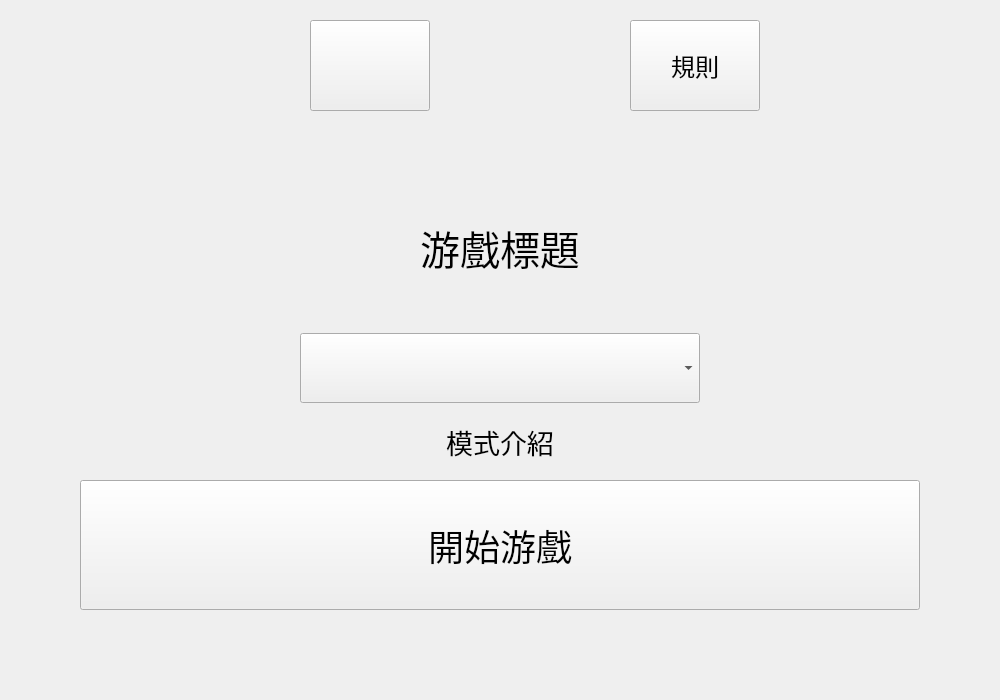
Qt form GAME/src/ui/introwidget.ui (hwc20896/ChineseProj_CMake) before a commit.
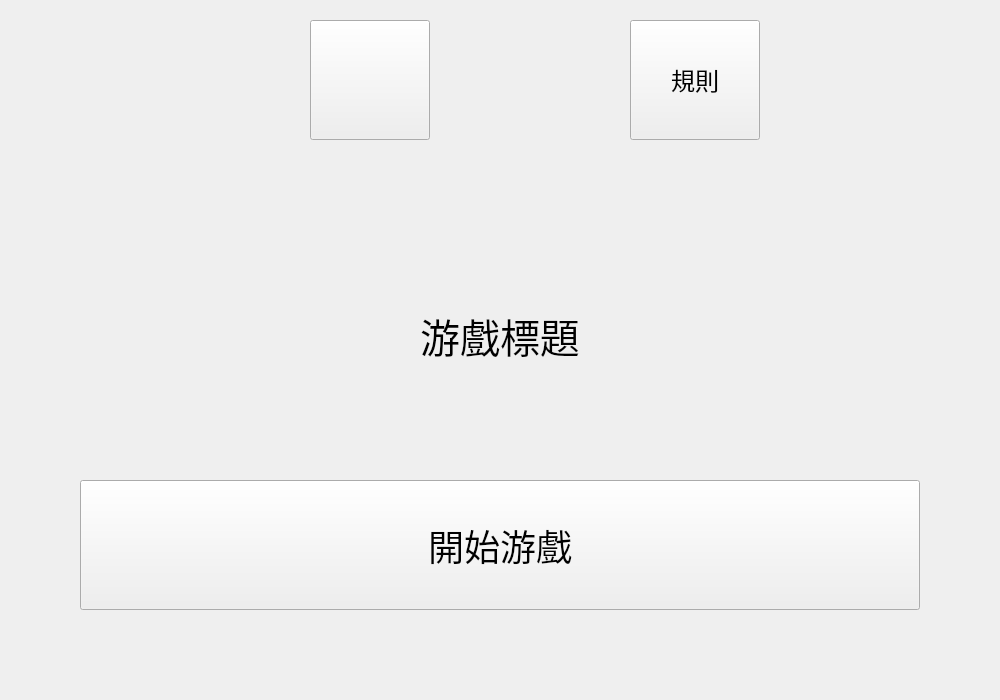
The same form after that commit.

Commit message: Combined Gamemode Chooser in intro and outro page for easier management

Diff of the .ui file:
```diff
--- a/GAME/src/ui/introwidget.ui
+++ b/GAME/src/ui/introwidget.ui
@@ -114,69 +114,6 @@
      </property>
     </widget>
    </item>
-   <item>
-    <layout class="QVBoxLayout" name="gamemodeBox">
-     <property name="leftMargin">
-      <number>200</number>
-     </property>
-     <property name="rightMargin">
-      <number>200</number>
-     </property>
-     <item>
-      <layout class="QHBoxLayout" name="chooserAligner">
-       <item>
-        <widget class="QComboBox" name="chooser">
-         <property name="minimumSize">
-          <size>
-           <width>0</width>
-           <height>70</height>
-          </size>
-         </property>
-         <property name="maximumSize">
-          <size>
-           <width>400</width>
-           <height>16777215</height>
-          </size>
-         </property>
-         <property name="font">
-          <font>
-           <pointsize>25</pointsize>
-          </font>
-         </property>
-         <property name="currentText">
-          <string/>
-         </property>
-        </widget>
-       </item>
-      </layout>
-     </item>
-     <item>
-      <widget class="QLabel" name="explanation">
-       <property name="maximumSize">
-        <size>
-         <width>900</width>
-         <height>16777215</height>
-        </size>
-       </property>
-       <property name="font">
-        <font>
-         <family>Microsoft JhengHei</family>
-         <pointsize>20</pointsize>
-        </font>
-       </property>
-       <property name="text">
-        <string>模式介紹</string>
-       </property>
-       <property name="alignment">
-        <set>Qt::AlignmentFlag::AlignCenter</set>
-       </property>
-       <property name="wordWrap">
-        <bool>false</bool>
-       </property>
-      </widget>
-     </item>
-    </layout>
-   </item>
    <item>
     <widget class="QPushButton" name="startGame">
      <property name="minimumSize">
```
The commit also changes 10 other files.
